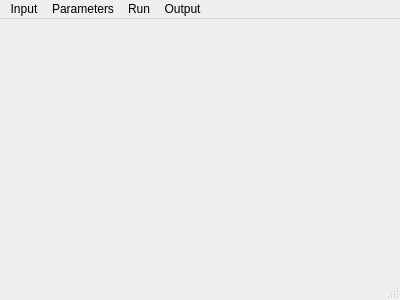
Before: the Qt Designer form src/forms/mainwindow.ui in BITS-DIC/BITS-DIC, drawn with Qt 5.
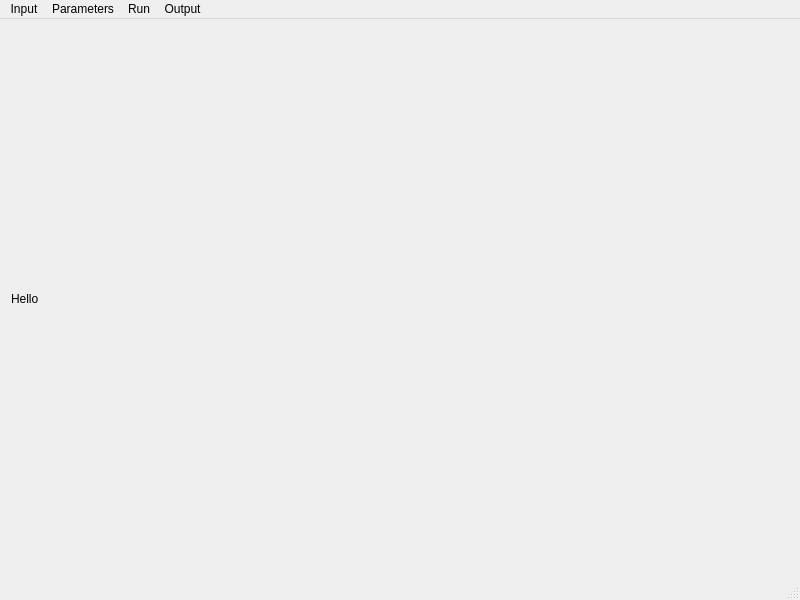
After: the same form once the commit is applied.

Patch:
```diff
--- a/src/forms/mainwindow.ui
+++ b/src/forms/mainwindow.ui
@@ -6,21 +6,37 @@
    <rect>
     <x>0</x>
     <y>0</y>
-    <width>400</width>
-    <height>300</height>
+    <width>800</width>
+    <height>600</height>
    </rect>
   </property>
+  <property name="minimumSize">
+   <size>
+    <width>800</width>
+    <height>600</height>
+   </size>
+  </property>
   <property name="windowTitle">
    <string>MainWindow</string>
   </property>
-  <widget class="QWidget" name="centralWidget"/>
+  <widget class="QWidget" name="centralWidget">
+   <layout class="QGridLayout" name="gridLayout">
+    <item row="0" column="0">
+     <widget class="QLabel" name="label">
+      <property name="text">
+       <string>Hello</string>
+      </property>
+     </widget>
+    </item>
+   </layout>
+  </widget>
   <widget class="QMenuBar" name="menuBar">
    <property name="geometry">
     <rect>
      <x>0</x>
      <y>0</y>
-     <width>400</width>
-     <height>21</height>
+     <width>800</width>
+     <height>22</height>
     </rect>
    </property>
    <widget class="QMenu" name="menuInput">
```
